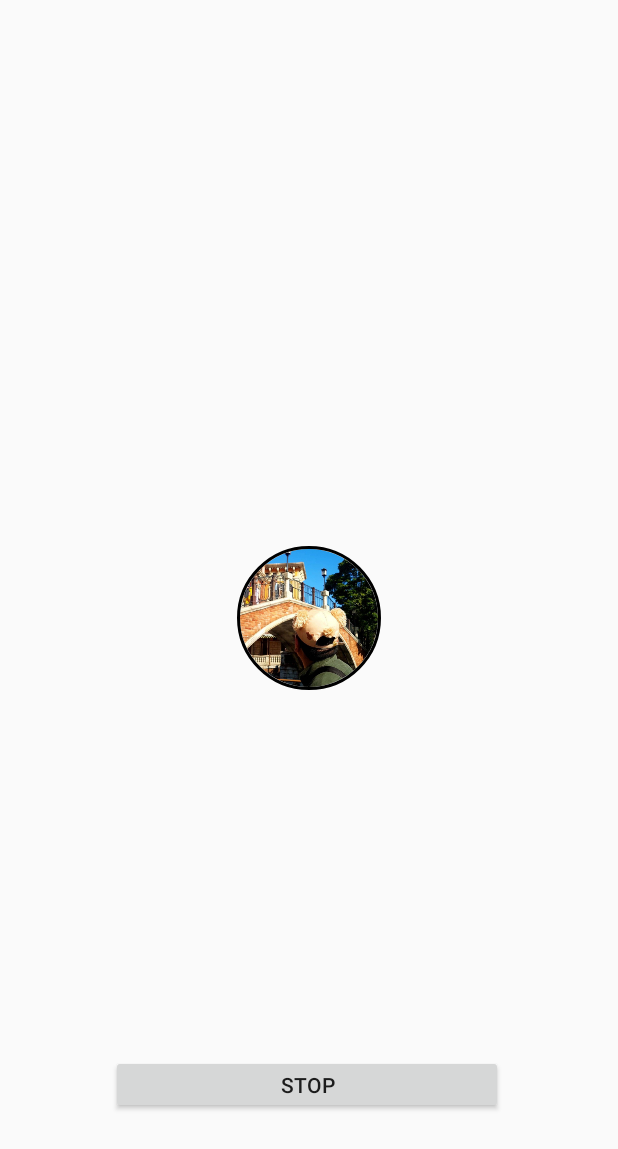
After one commit to mumeapp/TrevuFinal, an Android app: the FindFriends screen opened directly, with no data from a screen before it, on a phone screen of 412 x 824 dp. The commit adds this screen. Shown: the top 1149 px of the screen. Run offline under Robolectric (Android 15) with nearby library versions, the phone set to English and light mode, and no system bars; our stand-ins replace CircleImageView, Firebase (no records; nobody signed in at launch, a user with empty details on screens opened directly).

Commit message:
tambah banyak

```diff
--- /dev/null
+++ b/app/src/main/java/com/remu/FindFriends.java
@@ -0,0 +1,53 @@
+package com.remu;
+
+import android.content.Intent;
+import android.os.Bundle;
+import android.os.Handler;
+import android.view.View;
+import android.widget.Button;
+import android.widget.ImageView;
+
+import androidx.appcompat.app.AppCompatActivity;
+
+import com.google.firebase.auth.FirebaseAuth;
+import com.google.firebase.database.DatabaseReference;
+import com.google.firebase.database.FirebaseDatabase;
+
+public class FindFriends extends AppCompatActivity {
+    private ImageView img;
+    private Button btn, btn2;
+    private FirebaseAuth auth;
+    private FirebaseDatabase database;
+    private DatabaseReference reference;
+    private Handler mHandler = new Handler();
+    @Override
+    protected void onCreate(Bundle savedInstanceState) {
+        super.onCreate(savedInstanceState);
+        setContentView(R.layout.activity_find_friends2);
+
+
+
+        btn = findViewById(R.id.invis);
+        btn2 = findViewById(R.id.stopButton) ;
+        btn.setVisibility(View.INVISIBLE);
+        img = findViewById(R.id.imageView3);
+
+        btn.setOnClickListener(view -> invis());
+        mHandler.postDelayed(() -> {
+            btn.performClick();
+        }, 3000);
+        btn2.setOnClickListener(view -> button());
+        }
+
+        public void invis(){
+
+            img.setVisibility(View.GONE);
+            img.setVisibility(View.VISIBLE);
+            System.out.println("berhasil");
+        }
+        public void button(){
+            Intent in = new Intent(FindFriends.this, FriendResult.class);
+            startActivity(in);
+        }
+
+    }
--- a/app/src/main/java/com/remu/FoodKategoriActivity.java
+++ b/app/src/main/java/com/remu/FoodKategoriActivity.java
@@ -119,7 +119,7 @@ public class FoodKategoriActivity extends AppCompatActivity {
                                     if (task.isSuccessful()) {
                                         Toast.makeText(FoodKategoriActivity.this, "Success", Toast.LENGTH_SHORT).show();
                                         databaseReference.child("id").setValue(id);
-                                        databaseReference.child("jumlah").setValue("0");
+                                        databaseReference.child("jumlah").setValue("0 Restaurant");
                                         databaseReference.child("jarak").setValue("0 KM");
                                         Intent in = new Intent(FoodKategoriActivity.this, FoodActivity.class);
                                         startActivity(in);
--- /dev/null
+++ b/app/src/main/res/layout/activity_find_friends2.xml
@@ -0,0 +1,58 @@
+<?xml version="1.0" encoding="utf-8"?>
+<androidx.constraintlayout.widget.ConstraintLayout xmlns:android="http://schemas.android.com/apk/res/android"
+    xmlns:app="http://schemas.android.com/apk/res-auto"
+    xmlns:tools="http://schemas.android.com/tools"
+    android:layout_width="match_parent"
+    android:layout_height="match_parent"
+
+    tools:context=".FindFriends">
+
+    <de.hdodenhof.circleimageview.CircleImageView
+        android:id="@+id/profile_image"
+        android:layout_width="96dp"
+        android:layout_height="96dp"
+        android:src="@drawable/profile"
+        app:civ_border_color="#FF000000"
+        app:civ_border_width="2dp"
+        app:layout_constraintBottom_toBottomOf="parent"
+        app:layout_constraintEnd_toEndOf="parent"
+        app:layout_constraintStart_toStartOf="parent"
+        app:layout_constraintTop_toTopOf="parent" />
+
+    <Button
+        android:id="@+id/stopButton"
+        android:layout_width="261dp"
+        android:layout_height="39dp"
+
+        android:text="Stop"
+        app:layout_constraintBottom_toBottomOf="parent"
+        app:layout_constraintEnd_toEndOf="parent"
+        app:layout_constraintHorizontal_bias="0.489"
+        app:layout_constraintStart_toStartOf="parent"
+        app:layout_constraintTop_toTopOf="parent"
+        app:layout_constraintVertical_bias="0.896" />
+
+    <de.hdodenhof.circleimageview.CircleImageView
+        android:id="@+id/imageView3"
+        android:layout_width="50dp"
+        android:visibility="invisible"
+        android:layout_height="50dp"
+        android:layout_marginTop="148dp"
+        app:layout_constraintBottom_toBottomOf="parent"
+        app:layout_constraintEnd_toEndOf="parent"
+        app:layout_constraintHorizontal_bias="0.813"
+        app:layout_constraintStart_toStartOf="parent"
+        app:layout_constraintTop_toTopOf="parent"
+        app:layout_constraintVertical_bias="0.643"
+        android:src="@drawable/tio" />
+
+    <Button
+        android:id="@+id/invis"
+        android:layout_width="wrap_content"
+        android:layout_height="wrap_content"
+        android:text="Button"
+        app:layout_constraintEnd_toEndOf="parent"
+        app:layout_constraintStart_toStartOf="parent"
+        app:layout_constraintTop_toTopOf="parent" />
+
+</androidx.constraintlayout.widget.ConstraintLayout>
```
Also changed, not shown: app/src/main/AndroidManifest.xml (+11 -11 lines), app/src/main/java/com/remu/FindFriendsActivity.java (added, +32 -0 lines), app/src/main/java/com/remu/FriendResult.java (added, +14 -0 lines), app/src/main/java/com/remu/MainActivity.java (+7 -1 lines), app/src/main/res/layout/activity_find_friends.xml (added, +20 -0 lines), app/src/main/res/layout/activity_friend_result.xml (added, +9 -0 lines), app/src/main/res/drawable/profile.png (added), app/src/main/res/drawable/tio.jpg (added).
